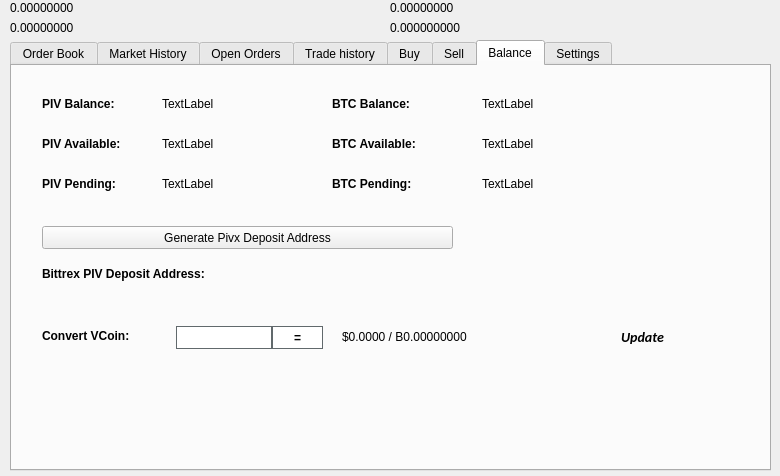
Qt form src/qt/forms/tradingdialog.ui (midnight-miner/LasVegasCoin) before a commit.
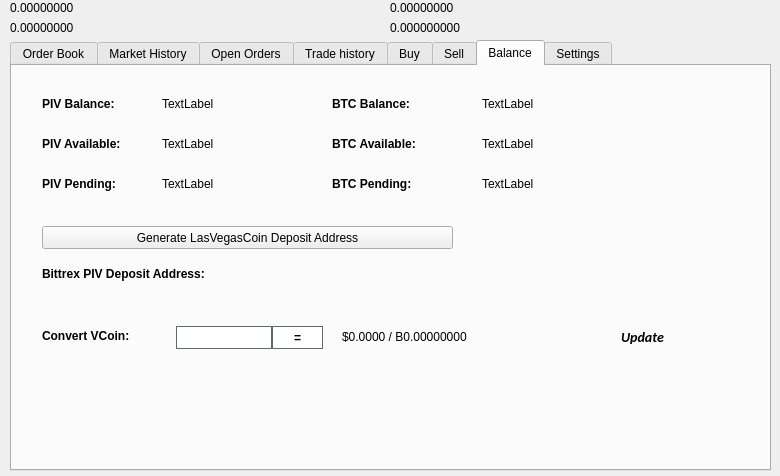
The same form after that commit. The open tabs and pages were chosen to show the change. Icons and pictures are not drawn.

Diff of the .ui file:
```diff
--- a/src/qt/forms/tradingdialog.ui
+++ b/src/qt/forms/tradingdialog.ui
@@ -2941,7 +2941,7 @@
       </rect>
      </property>
      <property name="text">
-      <string>Generate Pivx Deposit Address</string>
+      <string>Generate LasVegasCoin Deposit Address</string>
      </property>
      <property name="icon">
       <iconset resource="../lasvegascoin.qrc">
```
Left out of the diff: 2 changed lines with no effect on the pictures.
